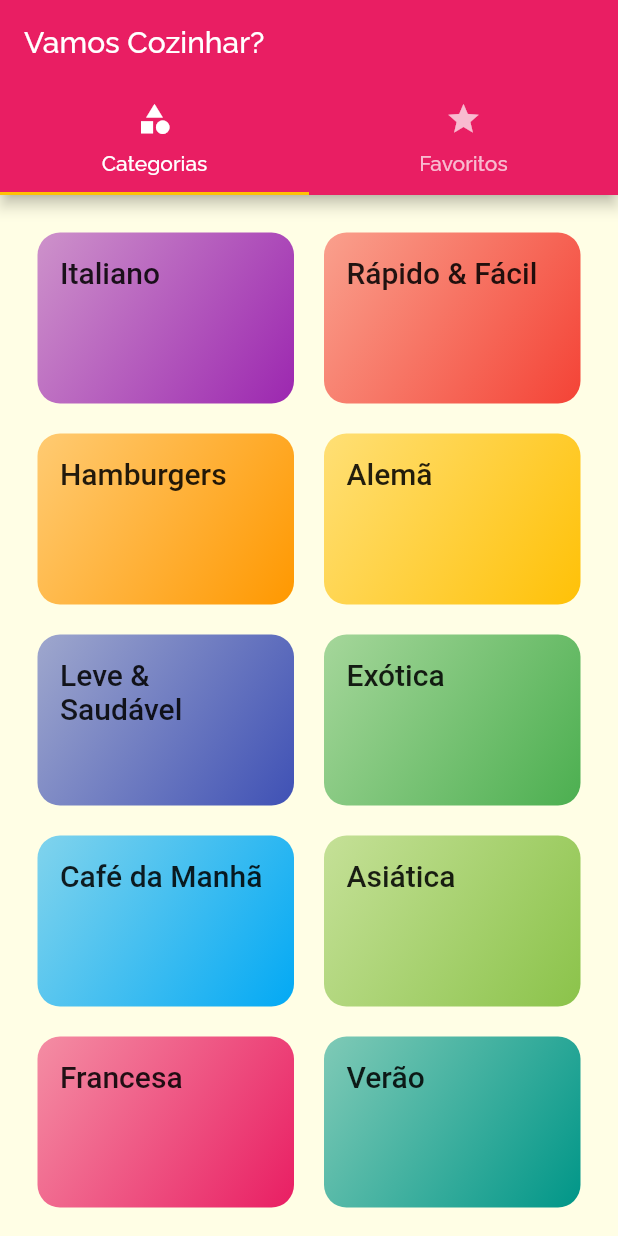
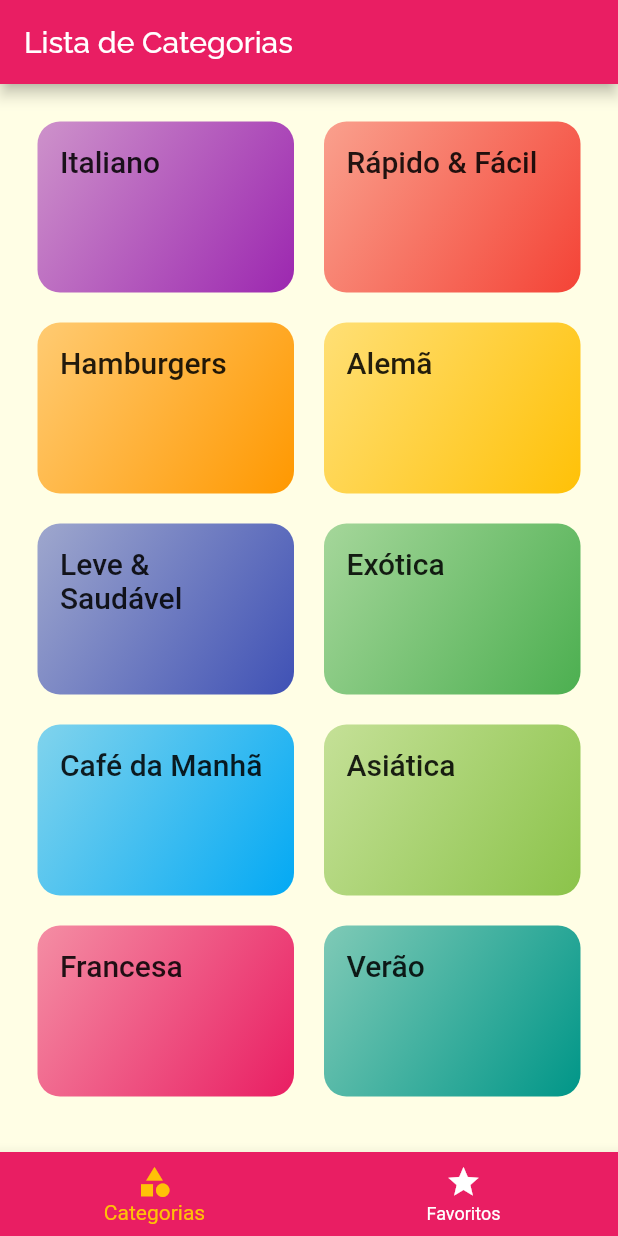
Before and after one commit to RamonGiovane/cookbook, a Flutter app: the screen it shows after launch, on a phone screen of 412 x 824 dp. Run offline on Flutter 3.47's test engine with Material 2 defaults, Android fonts, the phone set to English and light mode, and no system bars; Roboto replaces fonts that are missing (RobotoCondensed).

Commit message:
Lesson 185: Adding enhaced  AppBar

```diff
--- a/lib/screens/categories_screen.dart
+++ b/lib/screens/categories_screen.dart
@@ -4,6 +4,8 @@ import 'package:flutter/cupertino.dart';
 import 'package:flutter/material.dart';
 
 class CategoriesScreen extends StatelessWidget {
+  static const String screenName = 'Lista de Categorias';
+
   @override
   Widget build(BuildContext context) {
     return GridView(
--- a/lib/screens/favorites_screen.dart
+++ b/lib/screens/favorites_screen.dart
@@ -1,6 +1,8 @@
 import 'package:flutter/material.dart';
 
 class FavoritesScreen extends StatelessWidget {
+
+   static const String screenName = 'Meus Favoritos';
 
   @override
   Widget build(BuildContext context) {
--- a/lib/screens/tabs_screen.dart
+++ b/lib/screens/tabs_screen.dart
@@ -1,34 +1,56 @@
+import 'package:cookbook/screens/categories_screen.dart';
+import 'package:cookbook/screens/favorites_screen.dart';
 import 'package:flutter/material.dart';
-import 'categories_screen.dart';
-import 'favorites_screen.dart';
 
-class TabsScreen extends StatelessWidget {
+class TabsScreen extends StatefulWidget {
+  @override
+  _TabsScreenState createState() => _TabsScreenState();
+}
+
+class _TabsScreenState extends State<TabsScreen> {
+  int _selectedScreenIndex = 0;
+
+  final List<Map<String, Object>> _screens = [
+    {'title': CategoriesScreen.screenName, 'screen': CategoriesScreen()},
+    {'title': FavoritesScreen.screenName, 'screen': FavoritesScreen()},
+  ];
+
+  _selectScreen(int index) {
+    setState(() {
+      _selectedScreenIndex = index;
+    });
+  }
+
   @override
   Widget build(BuildContext context) {
-    return DefaultTabController(
-      length: 2,
-      child: Scaffold(
-        appBar: AppBar(
-          title: Text("Vamos Cozinhar?"),
-          bottom: TabBar(
-            tabs: <Widget>[
-              Tab(
-                icon: Icon(Icons.category),
-                text: 'Categorias',
-              ),
-              Tab(
-                icon: Icon(Icons.star),
-                text: 'Favoritos',
-              ),
-            ],
+    return Scaffold(
+      appBar: AppBar(
+        title:
+            Text((_screens[_selectedScreenIndex]['title'])), //yeah, this sucks
+      ),
+
+      //O corpo do Scaffold será a tela selecionada
+      body: _screens[_selectedScreenIndex]['screen'],
+
+      bottomNavigationBar: BottomNavigationBar(
+        /*Ao clicar numa aba, a função _selectScreen é chamada passando o indice
+        * da tela. Na função _selectScreen o indice é alterado no estado
+        * do Widget.*/
+        onTap: _selectScreen,
+        currentIndex: _selectedScreenIndex,
+        backgroundColor: Theme.of(context).primaryColor,
+        unselectedItemColor: Colors.white,
+        selectedItemColor: Theme.of(context).accentColor,
+        items: <BottomNavigationBarItem>[
+          BottomNavigationBarItem(
+            icon: Icon(Icons.category),
+            title: Text('Categorias'),
           ),
-        ),
-        body: TabBarView(
-          children: <Widget>[
-            CategoriesScreen(),
-            FavoritesScreen(),
-          ],
-        ),
+          BottomNavigationBarItem(
+            icon: Icon(Icons.star),
+            title: Text('Favoritos'),
+          ),
+        ],
       ),
     );
   }
```
